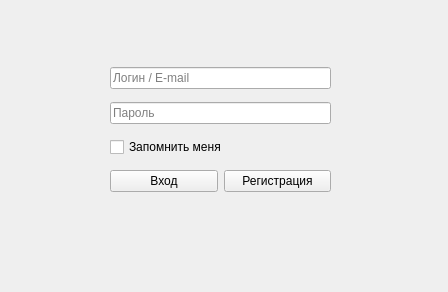
Qt form authorization.ui (DevSasha/iDeA-Craft-Client) before a commit.
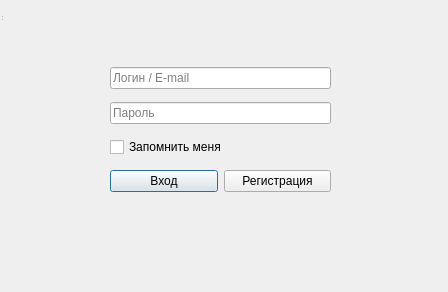
The same form after that commit.

```diff
--- a/authorization.ui
+++ b/authorization.ui
@@ -1,7 +1,7 @@
 <?xml version="1.0" encoding="UTF-8"?>
 <ui version="4.0">
  <class>Authorization</class>
- <widget class="QMainWindow" name="Authorization">
+ <widget class="QDialog" name="Authorization">
   <property name="geometry">
    <rect>
     <x>0</x>
@@ -19,7 +19,15 @@
   <property name="windowTitle">
    <string>Вход</string>
   </property>
-  <widget class="QWidget" name="layoutWidget">
+  <widget class="QWidget" name="layoutWidget" native="true">
+   <property name="geometry">
+    <rect>
+     <x>0</x>
+     <y>0</y>
+     <width>441</width>
+     <height>261</height>
+    </rect>
+   </property>
    <property name="sizePolicy">
     <sizepolicy hsizetype="Preferred" vsizetype="Preferred">
      <horstretch>0</horstretch>
@@ -108,6 +116,16 @@
     </layout>
    </widget>
   </widget>
+  <widget class="QStatusBar" name="statusBar">
+   <property name="geometry">
+    <rect>
+     <x>0</x>
+     <y>0</y>
+     <width>3</width>
+     <height>22</height>
+    </rect>
+   </property>
+  </widget>
  </widget>
  <resources/>
  <connections/>
```
